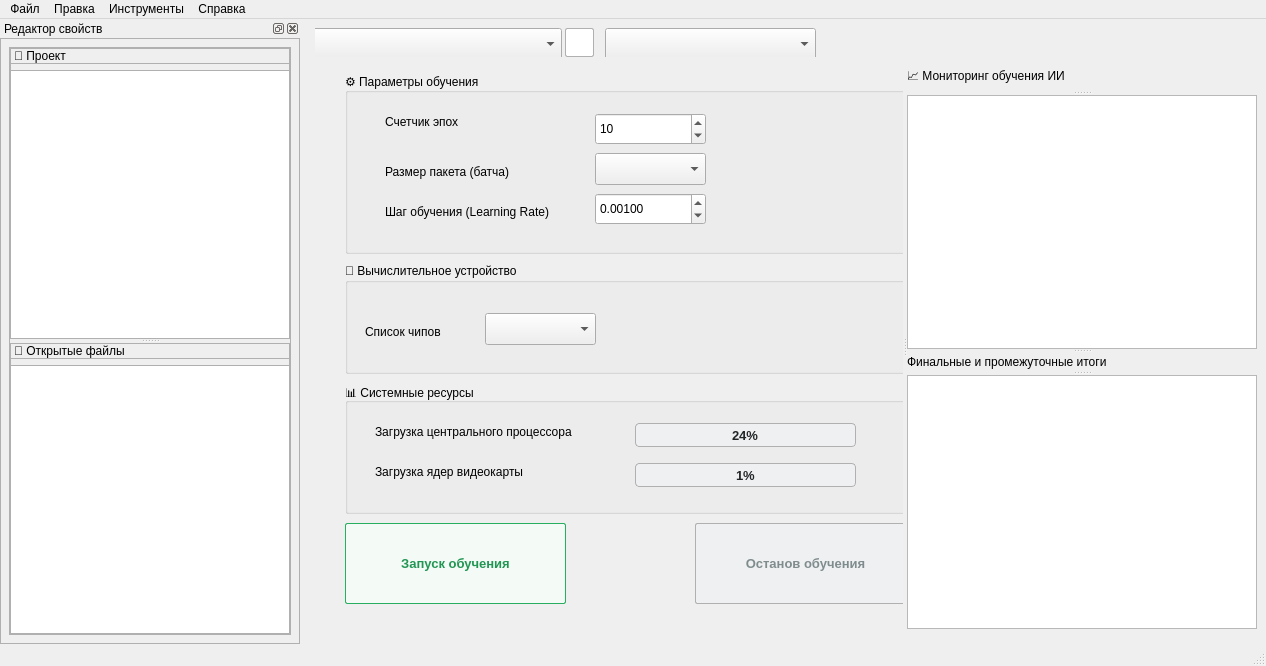
Old version of the form neuro_programm.ui in the repository Ivanos121/pyTorch-Studio.
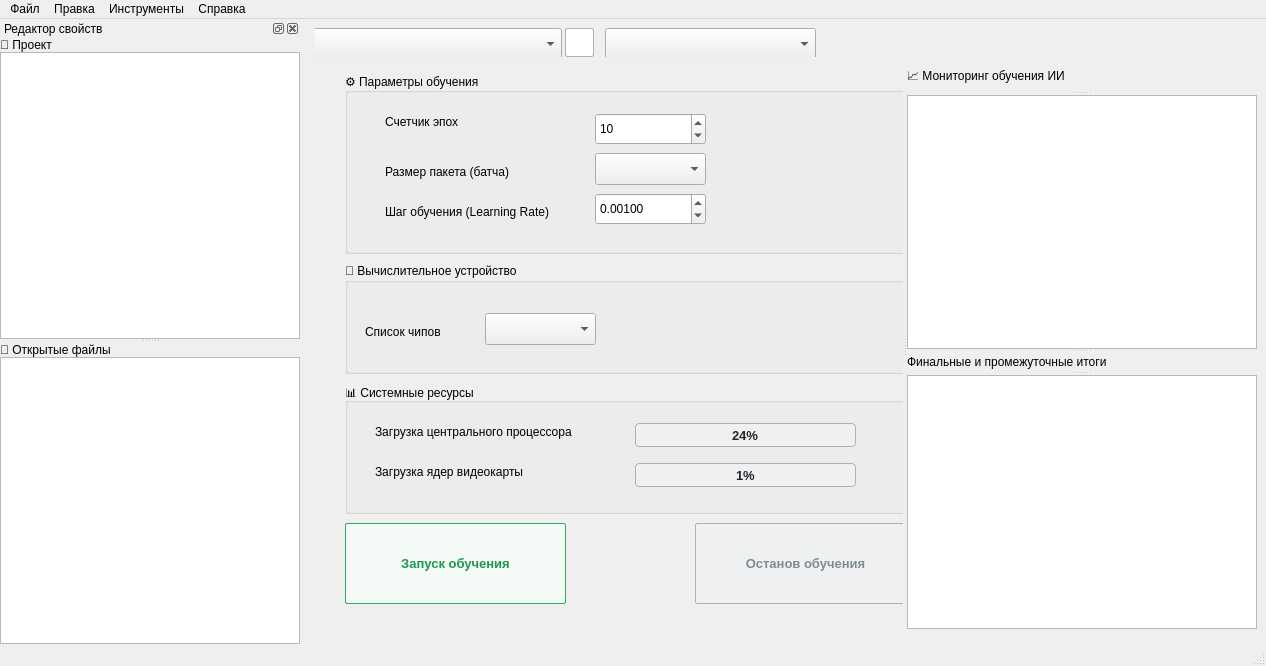
New version of the form. Custom widgets are drawn as their Qt base class.

```diff
--- a/neuro_programm.ui
+++ b/neuro_programm.ui
@@ -680,8 +680,9 @@
     </size>
    </property>
    <property name="styleSheet">
-    <string notr="true">border: 1px solid #b0b0b0;
-</string>
+    <string notr="true">QDockWidget {
+    border: none;
+}</string>
    </property>
    <property name="windowTitle">
     <string>Редактор свойств</string>
@@ -690,14 +691,53 @@
     <number>1</number>
    </attribute>
    <widget class="QWidget" name="dockWidgetContents_3">
+    <property name="styleSheet">
+     <string notr="true">QDockWidget &gt; QWidget {
+    border: 1px solid #c0c0c0; /* Замените #c0c0c0 на нужный цвет линии */
+    background-color: transparent;
+}</string>
+    </property>
     <layout class="QGridLayout" name="gridLayout_4">
+     <property name="leftMargin">
+      <number>0</number>
+     </property>
+     <property name="topMargin">
+      <number>0</number>
+     </property>
+     <property name="rightMargin">
+      <number>0</number>
+     </property>
+     <property name="bottomMargin">
+      <number>0</number>
+     </property>
+     <property name="spacing">
+      <number>0</number>
+     </property>
      <item row="0" column="0">
       <widget class="QSplitter" name="leftVerticalSplitter">
+       <property name="styleSheet">
+        <string notr="true"/>
+       </property>
        <property name="orientation">
         <enum>Qt::Orientation::Vertical</enum>
        </property>
        <widget class="QWidget" name="projectContainer" native="true">
         <layout class="QGridLayout" name="gridLayout_2">
+         <property name="leftMargin">
+          <number>0</number>
+         </property>
+         <property name="topMargin">
+          <number>0</number>
+         </property>
+         <property name="rightMargin">
+          <number>0</number>
+         </property>
+         <property name="bottomMargin">
+          <number>0</number>
+         </property>
+         <property name="spacing">
+          <number>0</number>
+         </property>
          <item row="0" column="0">
           <widget class="QLabel" name="label">
            <property name="sizePolicy">
@@ -718,6 +758,21 @@
        </widget>
        <widget class="QWidget" name="openFilesContainer" native="true">
         <layout class="QGridLayout" name="gridLayout_3">
+         <property name="leftMargin">
+          <number>0</number>
+         </property>
+         <property name="topMargin">
+          <number>0</number>
+         </property>
+         <property name="rightMargin">
+          <number>0</number>
+         </property>
+         <property name="bottomMargin">
+          <number>0</number>
+         </property>
+         <property name="spacing">
+          <number>0</number>
+         </property>
          <item row="0" column="0">
           <widget class="QLabel" name="label_2">
            <property name="sizePolicy">
```
Left out of the diff: 6 changed lines with no effect on the pictures.
